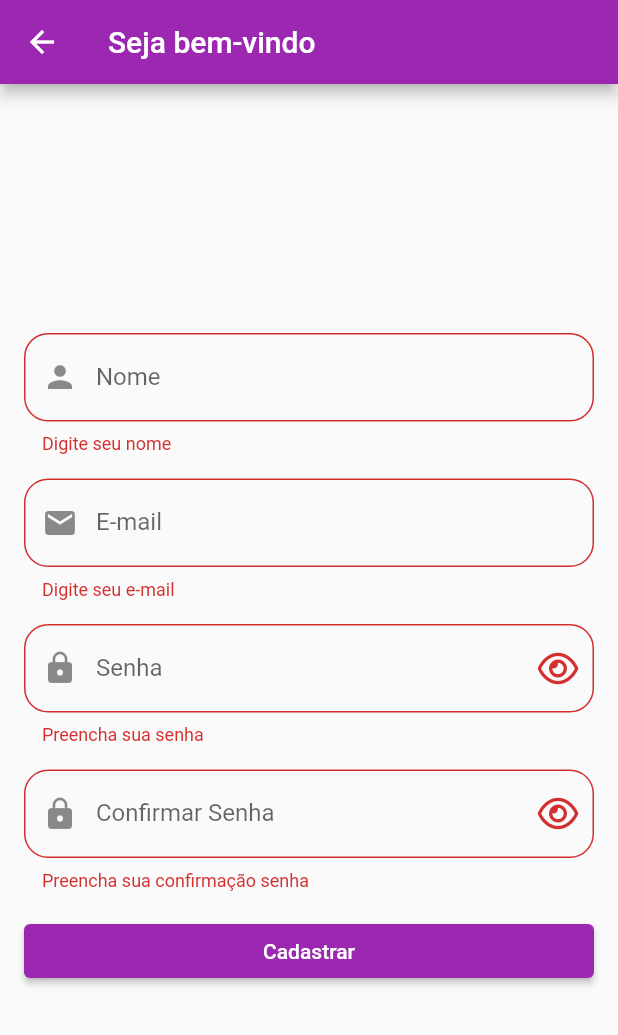
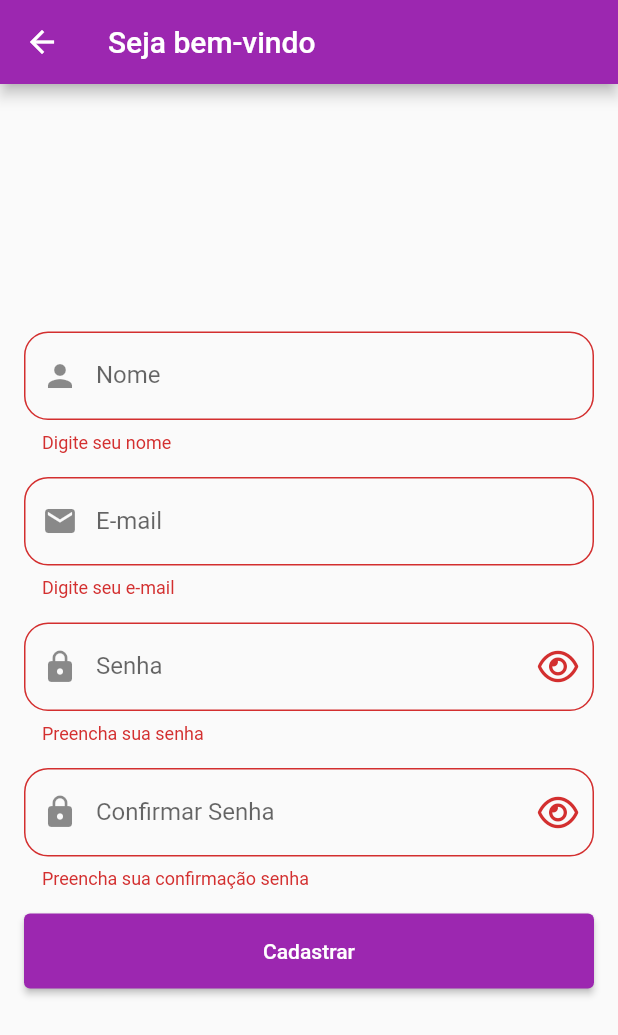
Before and after one commit to prodevcom/notepad-getx, a Flutter app: the RegisterPage screen opened by its route, after a tap on "Cadastrar", on a phone screen of 412 x 824 dp. Shown: the top 1035 px of the screen. Run offline on Flutter 3.47's test engine with Material 2 defaults, Android fonts, the phone set to English and light mode, and no system bars; our stand-ins replace firebase_auth, firebase_core, firebase_crashlytics, font_awesome_flutter, get; accounts and stored records are empty.

Commit message:
add register controller with getx

```diff
--- /dev/null
+++ b/lib/src/pages/register/binding/register_binding.dart
@@ -0,0 +1,10 @@
+import 'package:get/get.dart';
+
+import 'package:notepad/src/pages/register/controller/register_controller.dart';
+
+class RegisterBinding extends Bindings {
+  @override
+  void dependencies() {
+    Get.put(RegisterController());
+  }
+}
--- /dev/null
+++ b/lib/src/pages/register/controller/register_controller.dart
@@ -0,0 +1,56 @@
+import 'package:flutter/material.dart';
+
+import 'package:firebase_auth/firebase_auth.dart';
+import 'package:get/get.dart';
+
+import 'package:notepad/src/system/routes.dart';
+
+class RegisterController extends GetxController {
+  final auth = FirebaseAuth.instance;
+  final formKey = GlobalKey<FormState>();
+
+  final nameController = TextEditingController();
+  final emailController = TextEditingController();
+  final passwordController = TextEditingController();
+  final checkPasswordController = TextEditingController();
+
+  RxBool isLoading = false.obs;
+
+  Future<void> register() async {
+    if (!formKey.currentState!.validate()) return;
+
+    isLoading.value = true;
+
+    try {
+      var authorization = await auth.createUserWithEmailAndPassword(
+        email: emailController.text,
+        password: passwordController.text,
+      );
+
+      if (authorization.user != null) {
+        authorization.user!.updateDisplayName(nameController.text);
+        Get.offAllNamed(AppPages.home);
+      }
+    } on FirebaseAuthException catch (error) {
+      String erro = "Erro genérico";
+      if (error.code == 'email-already-in-use') {
+        erro = "E-mail já cadastrado!";
+      }
+      Get.showSnackbar(
+        GetSnackBar(
+          message: erro,
+          duration: const Duration(seconds: 2),
+        ),
+      );
+    } catch (error) {
+      Get.showSnackbar(
+        const GetSnackBar(
+          message: "Erro Genérico",
+          duration: Duration(seconds: 2),
+        ),
+      );
+    }
+
+    isLoading.value = false;
+  }
+}
--- a/lib/src/pages/register/register_page.dart
+++ b/lib/src/pages/register/register_page.dart
@@ -1,42 +1,15 @@
 import 'package:flutter/material.dart';
 
-import 'package:firebase_auth/firebase_auth.dart';
+import 'package:get/get.dart';
 
+import 'package:notepad/src/components/button.dart';
 import 'package:notepad/src/components/custom_text_field.dart';
 import 'package:notepad/src/components/scroll_view.dart';
 import 'package:notepad/src/helpers/validators.dart';
-import 'package:notepad/src/pages/home/home_page.dart';
+import 'package:notepad/src/pages/register/controller/register_controller.dart';
 
-class RegisterPage extends StatefulWidget {
-  static String id = '/register';
+class RegisterPage extends GetView<RegisterController> {
   const RegisterPage({super.key});
-
-  @override
-  State<RegisterPage> createState() => _RegisterPageState();
-}
-
-class _RegisterPageState extends State<RegisterPage> {
-  final auth = FirebaseAuth.instance;
-  final formKey = GlobalKey<FormState>();
-
-  final nameController = TextEditingController();
-  final emailController = TextEditingController();
-  final passwordController = TextEditingController();
-  final checkPasswordController = TextEditingController();
-
-  Future<void> register(BuildContext context) async {
-    if (!formKey.currentState!.validate()) return;
-
-    var authorization = await auth.createUserWithEmailAndPassword(
-      email: emailController.text,
-      password: passwordController.text,
-    );
-
-    if (authorization.user != null) {
-      authorization.user!.updateDisplayName(nameController.text);
-      Navigator.of(this.context).pushReplacementNamed(HomePage.id);
-    }
-  }
 
   @override
   Widget build(BuildContext context) {
@@ -48,13 +21,13 @@ class _RegisterPageState extends State<RegisterPage> {
       body: CustomSafeScrollView(
         center: true,
         child: Form(
-          key: formKey,
+          key: controller.formKey,
           child: Column(
             // Todos os filhos vão ser esticados ao máximo do componente na tela!
             crossAxisAlignment: CrossAxisAlignment.stretch,
             children: [
               CustomTextField(
-                controller: nameController,
+                controller: controller.nameController,
                 labelText: 'Nome',
                 hintText: 'Digite seu nome',
                 icon: const Icon(Icons.person),
@@ -62,7 +35,7 @@ class _RegisterPageState extends State<RegisterPage> {
                 validator: ValidatorHelper.validateName,
               ),
               CustomTextField(
-                controller: emailController,
+                controller: controller.emailController,
                 labelText: 'E-mail',
                 hintText: 'Digite seu e-mail',
                 icon: const Icon(Icons.email),
@@ -70,7 +43,7 @@ class _RegisterPageState extends State<RegisterPage> {
                 validator: ValidatorHelper.validateEmail,
               ),
               CustomTextField(
-                controller: passwordController,
+                controller: controller.passwordController,
                 labelText: 'Senha',
                 hintText: 'Digite sua senha',
                 icon: const Icon(Icons.lock),
@@ -78,7 +51,7 @@ class _RegisterPageState extends State<RegisterPage> {
                 validator: ValidatorHelper.validatePassword,
               ),
               CustomTextField(
-                controller: checkPasswordController,
+                controller: controller.checkPasswordController,
                 labelText: 'Confirmar Senha',
                 hintText: 'Digite sua confiração senha',
                 icon: const Icon(Icons.lock),
@@ -86,14 +59,15 @@ class _RegisterPageState extends State<RegisterPage> {
                 validator: (checkPassword) {
                   return ValidatorHelper.validateConfirmPassword(
                     checkPassword,
-                    password: passwordController.text,
+                    password: controller.passwordController.text,
                   );
                 },
               ),
-              ElevatedButton(
-                onPressed: () => register(context),
-                child: const Text("Cadastrar"),
-              ),
+              Obx(() => CustomButton(
+                    onPressed: controller.register,
+                    isLoading: controller.isLoading.value,
+                    child: const Text("Cadastrar"),
+                  )),
             ],
           ),
         ),
--- a/lib/src/system/routes.dart
+++ b/lib/src/system/routes.dart
@@ -7,6 +7,8 @@ import 'package:notepad/src/pages/home/home_page.dart';
 import 'package:notepad/src/pages/login/binding/login_binding.dart';
 import 'package:notepad/src/pages/login/login_page.dart';
 import 'package:notepad/src/pages/register/register_page.dart';
+
+import '../pages/register/binding/register_binding.dart';
 
 abstract class AppPages {
   static const String home = "/";
@@ -27,7 +29,11 @@ abstract class PageRoutes {
   // Rotas Existes do App
   static List<GetPage> pages = [
     GetPage(name: AppPages.home, page: () => const HomePage()),
-    GetPage(name: AppPages.register, page: () => const RegisterPage()),
+    GetPage(
+      name: AppPages.register,
+      page: () => const RegisterPage(),
+      binding: RegisterBinding(),
+    ),
     GetPage(
       name: AppPages.login,
       page: () => const LoginPage(),
```
